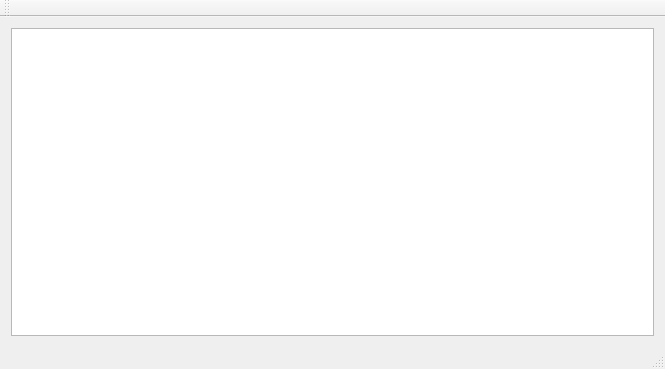
Old version of the form Lab03/Client/clientwindow.ui in the repository lichtstrahl/Network.
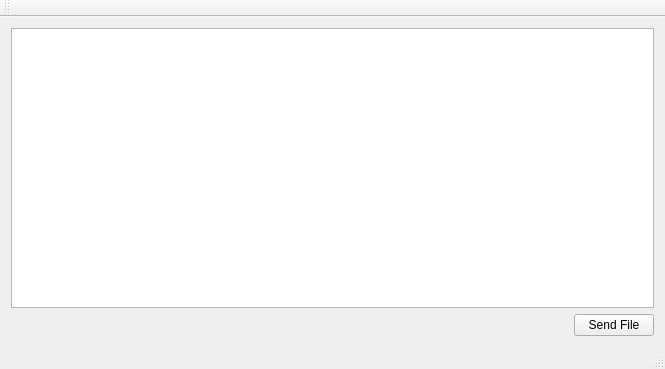
New version of the form.

```diff
--- a/Lab03/Client/clientwindow.ui
+++ b/Lab03/Client/clientwindow.ui
@@ -22,6 +22,30 @@
       </property>
      </widget>
     </item>
+    <item>
+     <layout class="QHBoxLayout" name="button_hl">
+      <item>
+       <spacer name="horizontalSpacer">
+        <property name="orientation">
+         <enum>Qt::Horizontal</enum>
+        </property>
+        <property name="sizeHint" stdset="0">
+         <size>
+          <width>40</width>
+          <height>20</height>
+         </size>
+        </property>
+       </spacer>
+      </item>
+      <item>
+       <widget class="QPushButton" name="send_pb">
+        <property name="text">
+         <string>Send File</string>
+        </property>
+       </widget>
+      </item>
+     </layout>
+    </item>
    </layout>
   </widget>
   <widget class="QMenuBar" name="menuBar">
```
